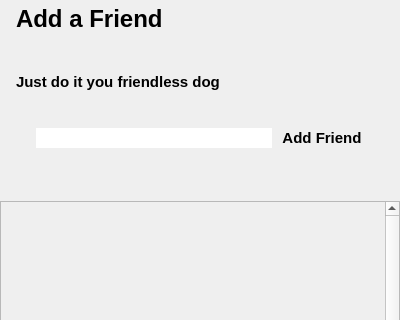
This is pages/addfriendpage.ui in Didi305/Discard as Qt 5 draws it before an edit; both pictures show x 0 to 400 and y 0 to 320 of the 400 by 738 pixel window. The edited form follows.
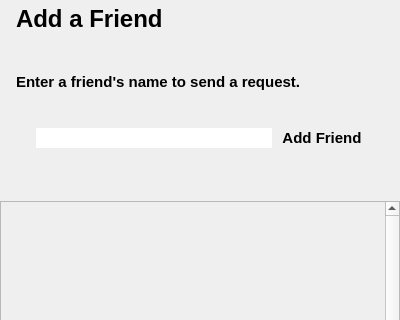
This is the edited form.

Commit message: M2 checkpoint: server database access and authenticated requests

Patch:
```diff
--- a/pages/addfriendpage.ui
+++ b/pages/addfriendpage.ui
@@ -61,7 +61,7 @@
         </font>
        </property>
        <property name="text">
-        <string>&lt;html&gt;&lt;head/&gt;&lt;body&gt;&lt;p&gt;Add a Friend&lt;/p&gt;&lt;p&gt;&lt;br/&gt;&lt;span style=&quot; font-size:11pt;&quot;&gt;Just do it you friendless dog&lt;/span&gt;&lt;/p&gt;&lt;/body&gt;&lt;/html&gt;</string>
+        <string>&lt;html&gt;&lt;head/&gt;&lt;body&gt;&lt;p&gt;Add a Friend&lt;/p&gt;&lt;p&gt;&lt;br/&gt;&lt;span style=&quot; font-size:11pt;&quot;&gt;Enter a friend's name to send a request.&lt;/span&gt;&lt;/p&gt;&lt;/body&gt;&lt;/html&gt;</string>
        </property>
        <property name="scaledContents">
         <bool>false</bool>
```
The commit also changes 34 other files.
